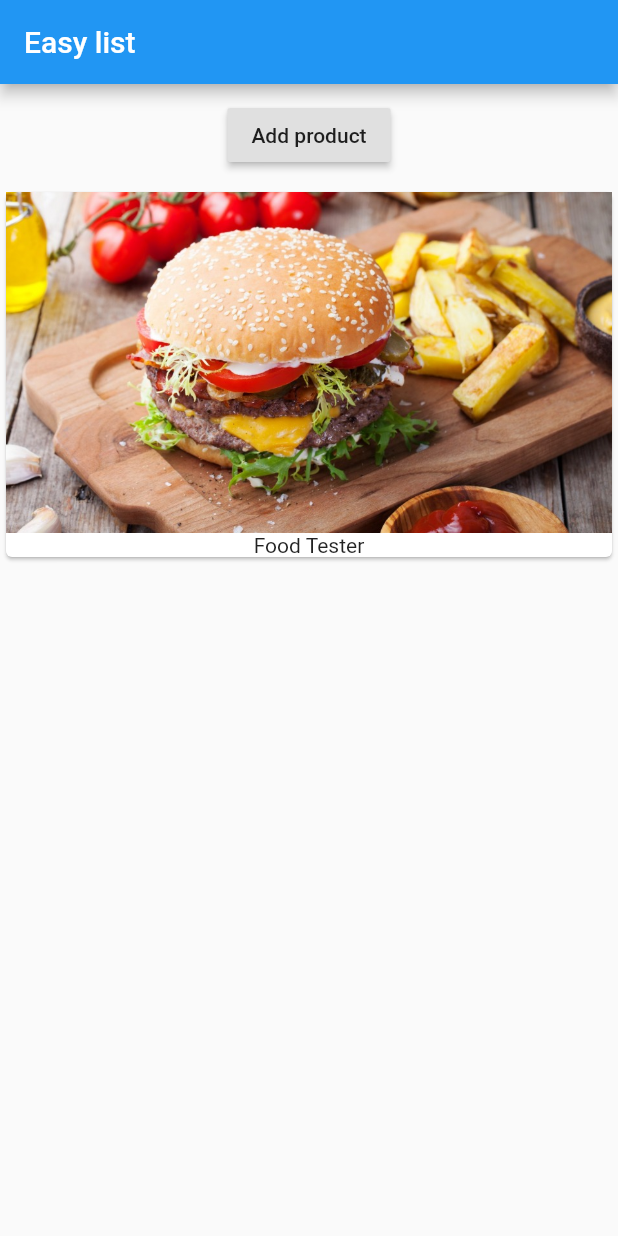
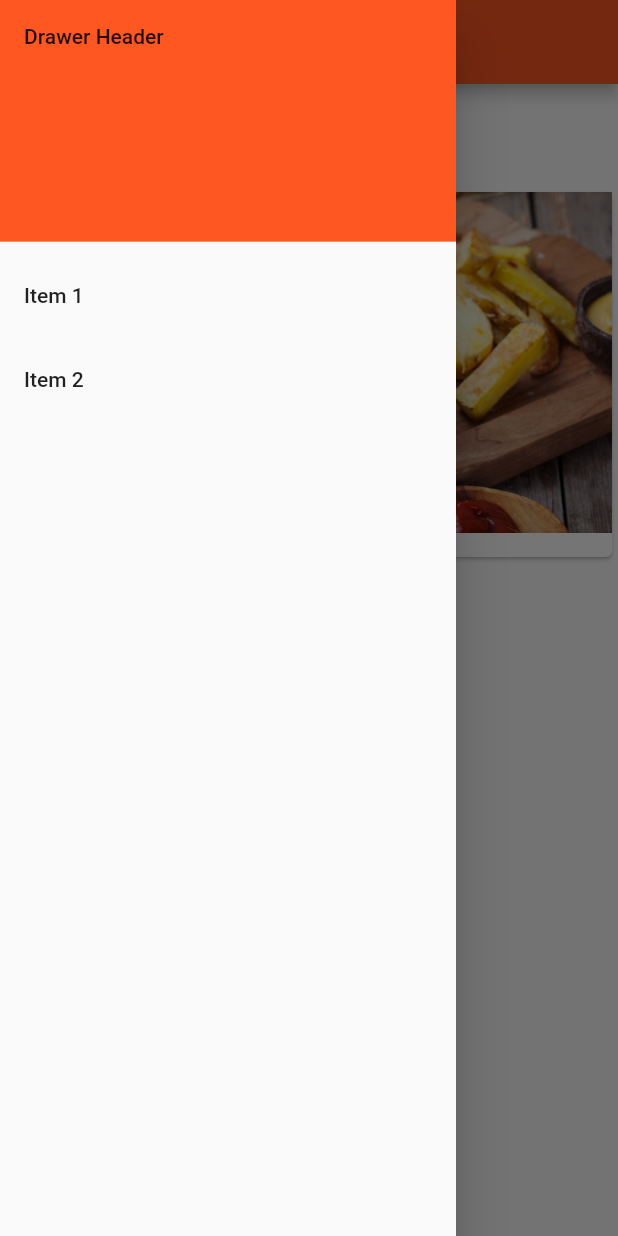
Before and after one commit to theBlackDre1D/FlutterTest, a Flutter app: the screen it shows after launch, with the side drawer open (before the commit the screen has no drawer), on a phone screen of 412 x 824 dp. Run offline on Flutter 3.47's test engine with Material 2 defaults, Android fonts, the phone set to English and light mode, and no system bars.

Commit message:
added drawer and some code refactor

```diff
--- /dev/null
+++ b/lib/custom_drawer.dart
@@ -0,0 +1,34 @@
+import 'package:flutter/material.dart';
+
+class CustomDrawer extends StatelessWidget {
+  @override
+  Widget build(BuildContext context) {
+    return Drawer(
+      child: ListView(
+        padding: EdgeInsets.zero,
+        children: <Widget>[
+          DrawerHeader(
+            child: Text('Drawer Header'),
+            decoration: BoxDecoration(
+              color: Colors.deepOrange,
+            ),
+          ),
+          ListTile(
+            title: Text('Item 1'),
+            onTap: () {
+              // Update the state of the app
+              // ...
+            },
+          ),
+          ListTile(
+            title: Text('Item 2'),
+            onTap: () {
+              // Update the state of the app
+              // ...
+            },
+          ),
+        ],
+      ),
+    );
+  }
+}
--- a/lib/main.dart
+++ b/lib/main.dart
@@ -1,6 +1,9 @@
 import 'package:flutter/material.dart';
 
 import './products_manager.dart';
+import './custom_drawer.dart';
+
+
 main() => runApp(MyApp());
 
 class MyApp extends StatelessWidget {
@@ -11,16 +14,23 @@ class MyApp extends StatelessWidget {
 // }
 
 // class _MyAppState extends State<MyApp> {
-  List<String> _products = ['Food Tester'];
+  // List<String> _products = ['Food Tester'];
 
   @override
   Widget build(BuildContext context) {
+    print('[MyApp] build()');
+
     return MaterialApp(
+      theme: ThemeData(
+        primarySwatch: Colors.deepOrange,
+        accentColor: Colors.deepPurple
+      ),
       home: Scaffold(
+          drawer: CustomDrawer(),
           appBar: AppBar(
             title: Text("Easy list"),
           ),
-          body: ProductManager()
+          body: ProductManager("Food tester")
           ),
     );
   }
--- a/lib/products.dart
+++ b/lib/products.dart
@@ -8,6 +8,8 @@ class Products extends StatelessWidget {
 
   @override
   Widget build(BuildContext context) {
+    print('[Products] build()');
+
     return Column(
       children: products
           .map(
--- a/lib/products_manager.dart
+++ b/lib/products_manager.dart
@@ -3,22 +3,46 @@ import 'package:flutter/material.dart';
 import './products.dart';
 
 class ProductManager extends StatefulWidget {
+
+  final String startingProduct;
+
+  ProductManager(this.startingProduct);
+
   @override
   State<StatefulWidget> createState() {
+    print('[Product Manager] createState()');
+
     return _ProductManagerState();
   }
 }
 
 class _ProductManagerState extends State<ProductManager> {
-  List<String> _products = ['Food Tester'];
+  List<String> _products = [];
+
+  @override
+    void initState() {
+      print('[Product Manager State] initState()');
+
+      _products.add(widget.startingProduct);
+
+      super.initState();
+    }
+
+    @override
+      void didUpdateWidget(ProductManager oldWidget) {
+        // TODO: implement didUpdateWidget
+        super.didUpdateWidget(oldWidget);
+      }
 
   @override
   Widget build(BuildContext context) {
+    print('[Product Manager State] build()');
     return Column(
       children: [
         Container(
           margin: EdgeInsets.all(10.0),
           child: RaisedButton(
+            color: Theme.of(context).primaryColorDark,
             child: Text('Add product'),
             onPressed: () {
               setState(() {
```
